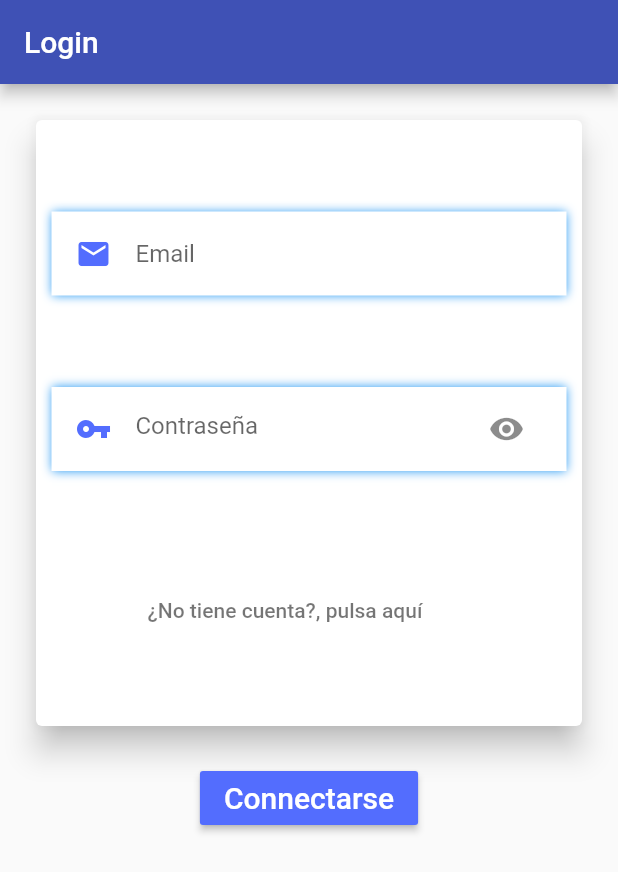
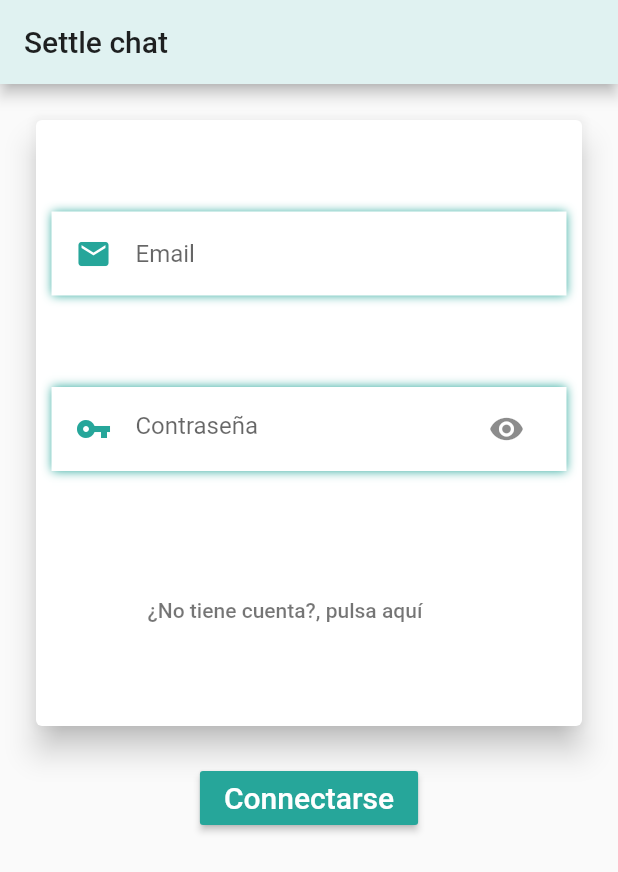
Before and after one commit to oumi/TalkApp, a Flutter app: the screen it shows after launch, on a phone screen of 412 x 824 dp. Shown: the top 872 px of the screen. Run offline on Flutter 3.47's test engine with Material 2 defaults, Android fonts, the phone set to English and light mode, and no system bars; our stand-ins replace cached_network_image, dio, file_picker, firebase_auth, firebase_database, firebase_storage and 2 more; missing offline and left inert: downloads_path_provider, flutter_pdfview; accounts and stored records are empty.

Commit message:
cambios en el diseño rabie. teal400

```diff
--- a/lib/Controller/LoginController.dart
+++ b/lib/Controller/LoginController.dart
@@ -2,10 +2,10 @@
 
 import 'package:flutter/cupertino.dart';
 import 'package:flutter/material.dart';
-import 'package:inedithos_chat/Controller/DialogBoxController.dart';
+import 'package:inedithos_chat/Widgets/DialogBox.dart';
 import 'package:inedithos_chat/Model/FirebaseHelper.dart';
 import 'package:firebase_auth/firebase_auth.dart';
-import 'dart:io';
+import 'package:inedithos_chat/Widgets/Const.dart';
 
 class LoginController extends StatefulWidget {
   LoginControllerState createState() => new LoginControllerState();
@@ -18,7 +18,7 @@ class LoginControllerState extends State<LoginController>{
   String _name;
   String _surname;
   bool _obscureText = true;
-  String _title = 'Login';
+  String _title = appName;
 
   @override
   Widget build(BuildContext context) {
@@ -47,7 +47,7 @@ class LoginControllerState extends State<LoginController>{
 
             new RaisedButton(
               onPressed: _manageLog,
-              color: Colors.indigoAccent,
+              color: teal400,
               child: new Text((_log== true)? 'Connectarse':'Registrarse',
                 style: new TextStyle(
                     color: Colors.white,
@@ -63,7 +63,6 @@ class LoginControllerState extends State<LoginController>{
 
   _manageLog(){
     DialogBox dialogBox = DialogBox();
-    print('_manageLog  starting');
     if (_mail != null ){
       if ( _password != null){
         if (_log == true){
@@ -118,8 +117,8 @@ class LoginControllerState extends State<LoginController>{
             color: Colors.white,
             boxShadow: [
               BoxShadow(
-                  color: Colors.blue,
-                  blurRadius: 5
+                  color: teal400,
+                  blurRadius: blurRad
               )
             ]
         ),
@@ -127,7 +126,7 @@ class LoginControllerState extends State<LoginController>{
             decoration: InputDecoration(
               border: InputBorder.none,
               icon: Icon(Icons.email,
-                color: Colors.indigoAccent,
+                color: teal400,
               ),
               hintText: 'Email',
             ),
@@ -150,8 +149,8 @@ class LoginControllerState extends State<LoginController>{
             color: Colors.white,
             boxShadow: [
               BoxShadow(
-                  color: Colors.blue,
-                  blurRadius: 5
+                  color: teal400,
+                  blurRadius: blurRad
               )
             ]
         ),
@@ -161,7 +160,7 @@ class LoginControllerState extends State<LoginController>{
             decoration: InputDecoration(
               border: InputBorder.none,
               icon: Icon(Icons.vpn_key,
-                color: Colors.indigoAccent,
+                color: teal400,
               ),
               suffixIcon: GestureDetector(
                 onTap: () {
@@ -199,8 +198,8 @@ class LoginControllerState extends State<LoginController>{
               color: Colors.white,
               boxShadow: [
                 BoxShadow(
-                    color: Colors.grey,
-                    blurRadius: 5
+                    color: teal400,
+                    blurRadius: blurRad
                 )
               ]
           ),
@@ -208,7 +207,7 @@ class LoginControllerState extends State<LoginController>{
               decoration: InputDecoration(
                 border: InputBorder.none,
                 icon: Icon(Icons.person_outline,
-                  color: Colors.indigoAccent,
+                  color: teal400,
                 ),
                 hintText: 'Nombre',
               ),
@@ -231,8 +230,8 @@ class LoginControllerState extends State<LoginController>{
               color: Colors.white,
               boxShadow: [
                 BoxShadow(
-                    color: Colors.blue,
-                    blurRadius: 5
+                    color: teal400,
+                    blurRadius: blurRad
                 )
               ]
           ),
@@ -240,7 +239,7 @@ class LoginControllerState extends State<LoginController>{
               decoration: InputDecoration(
                 border: InputBorder.none,
                 icon: Icon(Icons.person_outline,
-                  color: Colors.indigoAccent,
+                  color: teal400,
                 ),
                 hintText: 'Apellido',
               ),
--- a/lib/Controller/MessagesController.dart
+++ b/lib/Controller/MessagesController.dart
@@ -26,7 +26,7 @@ class MessagesControllerState extends State<MessagesController>{
       itemBuilder: (BuildContext context, DataSnapshot snapshot, Animation<double> animation, int index){
         Conversation conversation = new Conversation(snapshot);
         String subtitle = (conversation.id == widget.id)? "Me: " : "";
-        subtitle += conversation.last_message ?? "imágen enviada";
+        subtitle += conversation.last_message ?? "Envío realizado";
         return new ListTile(
           leading: new CustomImage(conversation.user.imageUrl, conversation.user.initiales, 20.0),
           title: new Text("${conversation.user.name}  ${conversation.user.surname}"),
--- a/lib/Model/User.dart
+++ b/lib/Model/User.dart
@@ -6,6 +6,7 @@ class User {
   String surname;
   String imageUrl;
   String initiales;
+  String rol;
 
   User(DataSnapshot snapshot){
     Map map = snapshot.value;
@@ -13,6 +14,7 @@ class User {
     id = map["uid"];
     surname = map["surname"];
     imageUrl = map["imageUrl"];
+    rol = map["rol"];
     if (name!= null  && name.length >0){
       initiales = name[0];
     }
@@ -31,6 +33,7 @@ class User {
       "surname":surname,
       "name": name,
       "imageUrl": imageUrl,
+      "rol": rol,
       "uid":id
     };
   }
--- a/lib/Widgets/ChatBubble.dart
+++ b/lib/Widgets/ChatBubble.dart
@@ -2,6 +2,8 @@ import 'package:flutter/material.dart';
 import 'package:inedithos_chat/Model/Message.dart';
 import 'package:inedithos_chat/Model/User.dart';
 import 'package:inedithos_chat/Widgets/CustomImage.dart';
+import 'package:inedithos_chat/Widgets/CustomPdf.dart';
+import 'dart:math';
 
 
 class ChatBubble extends StatelessWidget{
@@ -61,7 +63,7 @@ class ChatBubble extends StatelessWidget{
                               fontStyle: FontStyle.italic
                             ),
                           )
-                        : new Text(message.fileUrl)
+                        : new CustomPdf(message.fileUrl)
                     )
                         : new CustomImage(message.imageUrl, null, null)
                 ),
--- /dev/null
+++ b/lib/Widgets/Const.dart
@@ -0,0 +1,9 @@
+import 'dart:ui';
+final primaryColor = Color(0xff203152);
+final white = Color(0x99ffffff);
+final teal = Color(0xffe0f2f1);
+final teal400 = Color(0xff26a69a);
+final blurRad = 5.0;
+final cyan = Color(0xff006064);
+final blueGrey = Color(0xff263238);
+final appName = "Settle chat";
--- a/lib/main.dart
+++ b/lib/main.dart
@@ -2,6 +2,7 @@ import 'package:flutter/material.dart';
 import 'package:firebase_auth/firebase_auth.dart';
 import 'Controller/LoginController.dart';
 import 'Controller/MainController.dart';
+import 'package:inedithos_chat/Widgets/Const.dart';
 
 void main() => runApp(MyApp());
 
@@ -13,7 +14,8 @@ class MyApp extends StatelessWidget {
       title: 'chat App Demo',
       debugShowCheckedModeBanner: false,
       theme: ThemeData(
-        primarySwatch: Colors.indigo,
+       // primarySwatch: teal,
+       primaryColor: teal,
       ),
       home: _manageAuth(),
     );
```
Also changed, not shown: lib/Controller/ContactsController.dart (+14 -3 lines), lib/Controller/MainController.dart (+104 -9 lines), lib/Controller/ProfileController.dart (+32 -38 lines), lib/Widgets/Choice.dart (added, +8 -0 lines), lib/Widgets/CustomImage.dart (+6 -4 lines), lib/Widgets/CustomPdf.dart (added, +127 -0 lines), pubspec.yaml (+9 -1 lines), lib/Widgets/DialogBox.dart (renamed from lib/Controller/DialogBoxController.dart), pubspec.lock, 18 other files.
